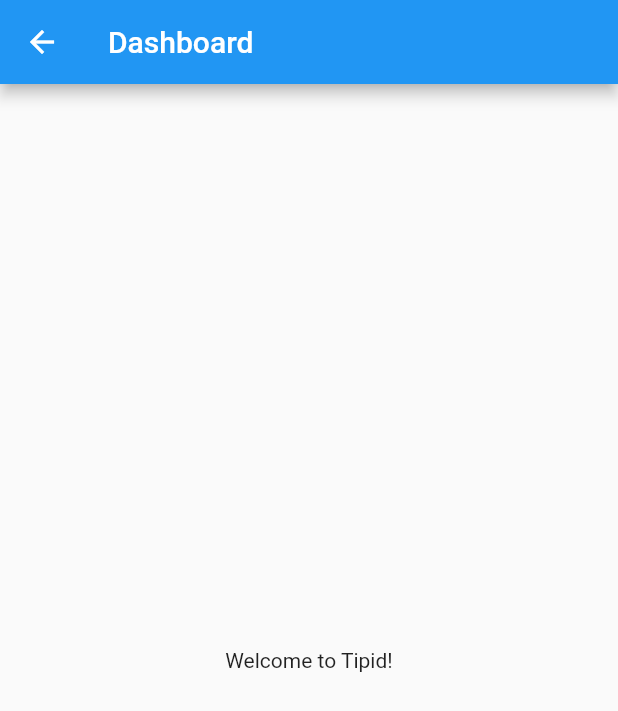
After one commit to imfelixng/mobile, a Flutter app: the DashboardScreen screen opened by its route, on a phone screen of 412 x 824 dp. The commit adds this screen. Shown: the top 711 px of the screen. Run offline on Flutter 3.47's test engine with Material 2 defaults, Android fonts, the phone set to English and light mode, and no system bars.

Commit message:
feat: add dashboard screen
This adds a new screen called Dashboard.

It is just a plain screen that does nothing yet but is necessary
for the next round of development.

```diff
--- a/lib/main.dart
+++ b/lib/main.dart
@@ -1,5 +1,6 @@
 import 'package:flutter/material.dart';
 
+import 'package:tipid/screens/dashboard_screen.dart';
 import 'package:tipid/screens/landing_screen.dart';
 import 'package:tipid/screens/sign_in_screen.dart';
 
@@ -16,6 +17,7 @@ class MyApp extends StatelessWidget {
       initialRoute: '/',
       routes: <String, WidgetBuilder>{
         '/': (BuildContext context) => LandingScreen(),
+        '/dashboard': (BuildContext context) => DashboardScreen(),
         '/sign_in': (BuildContext context) => SignInScreen(),
       },
     );
--- /dev/null
+++ b/lib/screens/dashboard_screen.dart
@@ -0,0 +1,15 @@
+import 'package:flutter/material.dart';
+
+class DashboardScreen extends StatelessWidget {
+  @override
+  Widget build(BuildContext context) {
+    return Scaffold(
+      appBar: AppBar(
+        title: const Text('Dashboard'),
+      ),
+      body: Center(
+        child: const Text('Welcome to Tipid!'),
+      ),
+    );
+  }
+}
```
Also changed, not shown: 1 other file.
